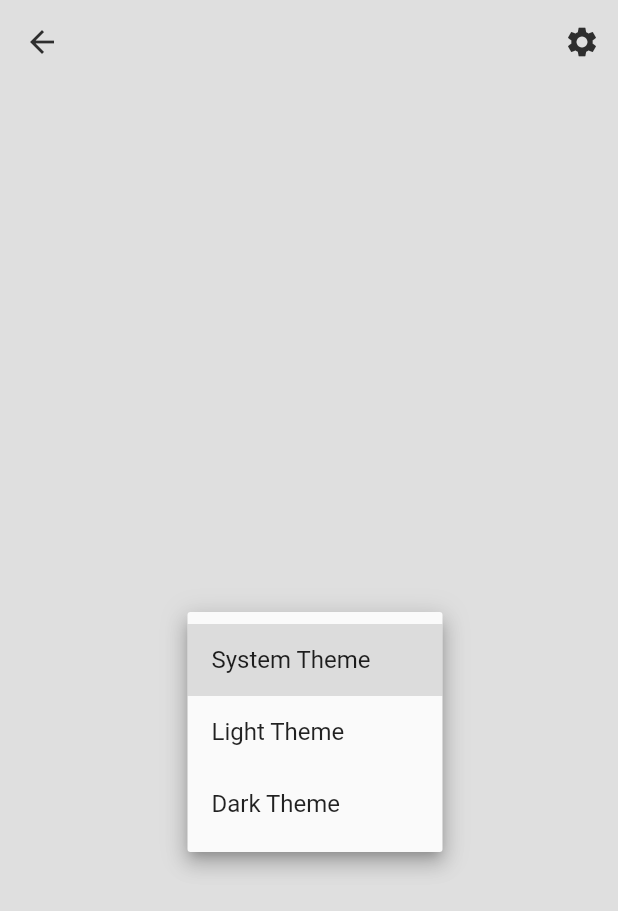
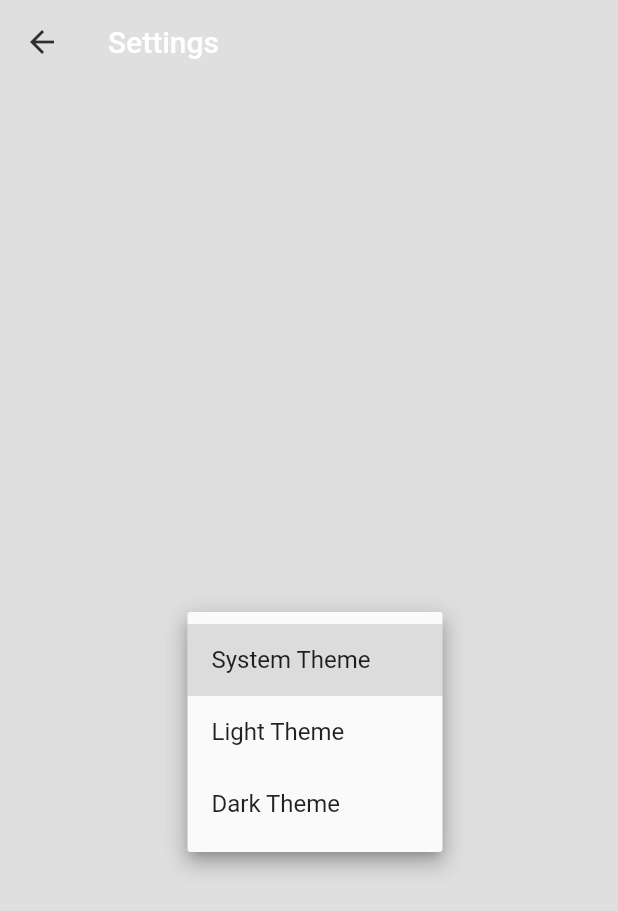
Before and after one commit to Carapacik/reaction_test, a Flutter app: the SettingsView screen opened by its route, after a tap on "System Theme", on a phone screen of 412 x 824 dp. Shown: the top 911 px of the screen. Run offline on Flutter 3.47's test engine with Material 2 defaults, Android fonts, the phone set to English and light mode, and no system bars; our stand-ins replace google_mobile_ads, in_app_review, url_strategy; generated files the repository leaves out were written again; network calls fail.

Commit message:
Fixed buttons in settings

```diff
--- a/lib/reaction_test.dart
+++ b/lib/reaction_test.dart
@@ -228,7 +228,7 @@ class _TimerState extends State<_Timer> {
         if (_reviewCounter >= 0) {
           _reviewCounter++;
         }
-        if (_reviewCounter > 10) {
+        if (_reviewCounter > 6) {
           _appearReview();
         }
         break;
@@ -245,7 +245,6 @@ class _TimerState extends State<_Timer> {
   Future<void> _appearReview() async {
     final InAppReview inAppReview = InAppReview.instance;
     if (await inAppReview.isAvailable()) {
-      _reviewCounter = 0;
       inAppReview.requestReview();
     }
   }
@@ -254,6 +253,7 @@ class _TimerState extends State<_Timer> {
   void dispose() {
     _waitingTimer?.cancel();
     _stoppableTimer?.cancel();
+    _reviewCounter = 0;
     super.dispose();
   }
 }
--- a/lib/settings/settings_view.dart
+++ b/lib/settings/settings_view.dart
@@ -13,14 +13,7 @@ class SettingsView extends StatelessWidget {
   Widget build(BuildContext context) {
     return Scaffold(
       appBar: AppBar(
-        actions: [
-          IconButton(
-            icon: const Icon(Icons.settings),
-            onPressed: () {
-              Navigator.restorablePushNamed(context, SettingsView.routeName);
-            },
-          ),
-        ],
+       title: const Text("Settings"),
       ),
       body: Center(
         child: Padding(
--- a/pubspec.yaml
+++ b/pubspec.yaml
@@ -3,7 +3,7 @@ description: Test your reaction
 
 publish_to: 'none'
 
-version: 1.1.0+4
+version: 1.1.0+5
 
 environment:
   sdk: ">=2.12.0 <3.0.0"
```
Also changed, not shown: pubspec.lock.
